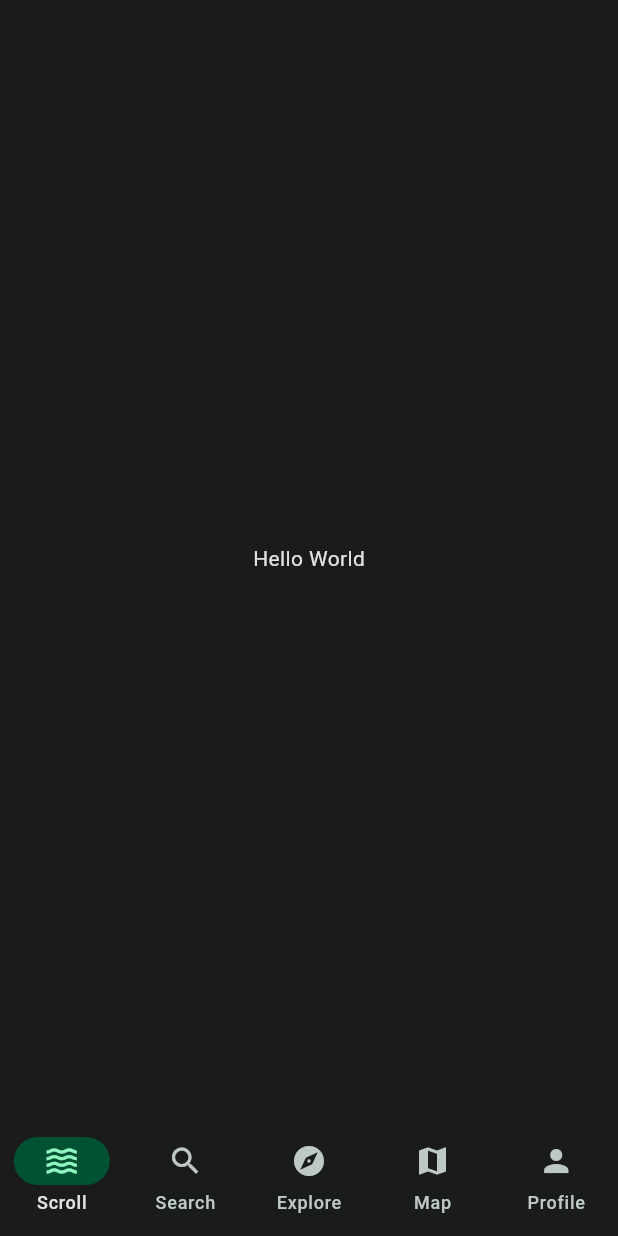
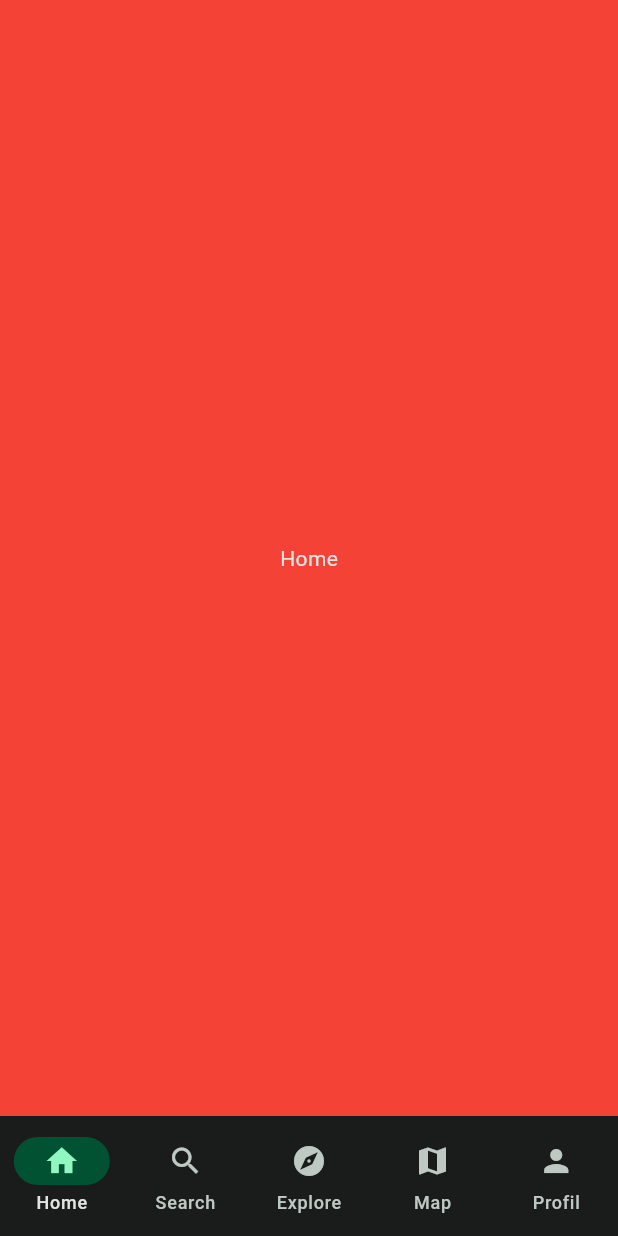
Before and after one commit to On-Arap/veggies_notes, a Flutter app: the screen it shows after launch, on a phone screen of 412 x 824 dp. Run offline on Flutter 3.47's test engine with Material 2 defaults, Android fonts, the phone set to English and light mode, and no system bars.

Commit message:
add Widget swap, change navbar place

```diff
--- a/lib/components/my_navbar.dart
+++ b/lib/components/my_navbar.dart
@@ -1,46 +1,8 @@
 import 'package:flutter/material.dart';
 
-class MyNavbar extends StatefulWidget {
-  const MyNavbar({super.key});
-
-  @override
-  State<MyNavbar> createState() => _MyNavbarState();
+class Destination {
+  const Destination(this.index, this.title, this.icon);
+  final int index;
+  final String title;
+  final IconData icon;
 }
-
-class _MyNavbarState extends State<MyNavbar> {
-  int currentPageIndex = 0;
-
-  @override
-  Widget build(BuildContext context) {
-    return NavigationBar(
-      onDestinationSelected: (int index) {
-        setState(() {
-          currentPageIndex = index;
-        });
-      },
-      selectedIndex: currentPageIndex,
-      destinations: const <Widget>[
-        NavigationDestination(
-          icon: Icon(Icons.waves),
-          label: 'Scroll',
-        ),
-        NavigationDestination(
-          icon: Icon(Icons.search),
-          label: 'Search',
-        ),
-        NavigationDestination(
-          icon: Icon(Icons.explore),
-          label: 'Explore',
-        ),
-        NavigationDestination(
-          icon: Icon(Icons.map),
-          label: 'Map',
-        ),
-        NavigationDestination(
-          icon: Icon(Icons.person),
-          label: 'Profile',
-        ),
-      ],
-    );
-  }
-}
--- a/lib/pages/home_page.dart
+++ b/lib/pages/home_page.dart
@@ -1,14 +1,68 @@
 import 'package:flutter/material.dart';
 import 'package:veggies_notes/components/my_navbar.dart';
 
-class HomePage extends StatelessWidget {
+class HomePage extends StatefulWidget {
   const HomePage({super.key});
 
   @override
+  State<HomePage> createState() => _HomePageState();
+}
+
+class _HomePageState extends State<HomePage> {
+  static const List<Destination> allDestinations = <Destination>[
+    Destination(0, 'Home', Icons.home),
+    Destination(1, 'Search', Icons.search),
+    Destination(2, 'Explore', Icons.explore),
+    Destination(3, 'Map', Icons.map),
+    Destination(3, 'Profil', Icons.person),
+  ];
+
+  int currentPageIndex = 0;
+
+  @override
   Widget build(BuildContext context) {
-    return const Scaffold(
-      bottomNavigationBar: MyNavbar(),
-      body: Center(child: Text("Hello World")),
+    return Scaffold(
+      bottomNavigationBar: NavigationBar(
+        onDestinationSelected: (int index) {
+          setState(() {
+            currentPageIndex = index;
+          });
+        },
+        selectedIndex: currentPageIndex,
+        destinations: allDestinations.map((Destination destination) {
+          return NavigationDestination(
+            icon: Icon(destination.icon),
+            label: destination.title,
+          );
+        }).toList(),
+      ),
+      body: <Widget>[
+        Container(
+          color: Colors.red,
+          alignment: Alignment.center,
+          child: const Text('Home'),
+        ),
+        Container(
+          color: Colors.green,
+          alignment: Alignment.center,
+          child: const Text('Search'),
+        ),
+        Container(
+          color: Colors.blue,
+          alignment: Alignment.center,
+          child: const Text('Explore'),
+        ),
+        Container(
+          color: Colors.yellow,
+          alignment: Alignment.center,
+          child: const Text('Map'),
+        ),
+        Container(
+          color: Colors.pink,
+          alignment: Alignment.center,
+          child: const Text('Profil'),
+        ),
+      ][currentPageIndex],
     );
   }
 }
```
